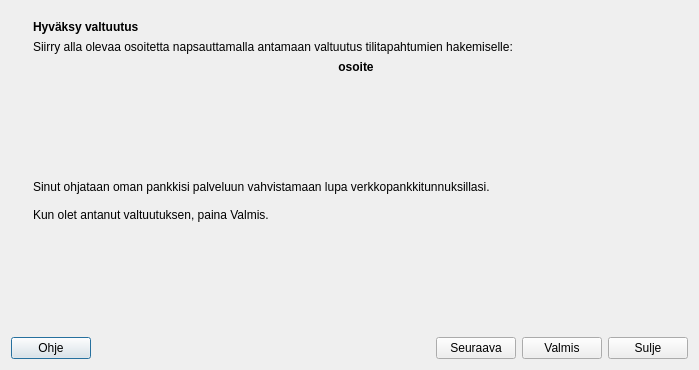
Qt form kitsas/maaritys/tilitieto/uusiyhteys.ui (artoh/kitupiikki) before a commit.
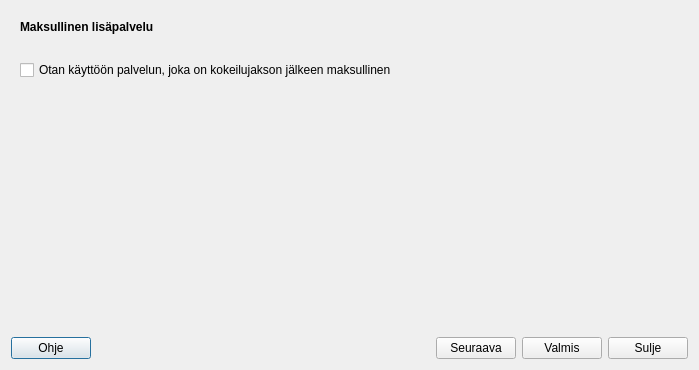
The same form after that commit. Icons and pictures are not drawn.

What changed in the file:
```diff
--- a/kitsas/maaritys/tilitieto/uusiyhteys.ui
+++ b/kitsas/maaritys/tilitieto/uusiyhteys.ui
@@ -17,7 +17,7 @@
    <item>
     <widget class="QStackedWidget" name="stackedWidget">
      <property name="currentIndex">
-      <number>1</number>
+      <number>2</number>
      </property>
      <widget class="QWidget" name="page_3">
       <layout class="QVBoxLayout" name="verticalLayout_2">
@@ -152,6 +152,52 @@
        </item>
       </layout>
      </widget>
+     <widget class="QWidget" name="page">
+      <layout class="QVBoxLayout" name="verticalLayout_5">
+       <item>
+        <widget class="QLabel" name="label_5">
+         <property name="font">
+          <font>
+           <bold>true</bold>
+          </font>
+         </property>
+         <property name="text">
+          <string>Maksullinen lisäpalvelu</string>
+         </property>
+        </widget>
+       </item>
+       <item>
+        <widget class="QLabel" name="infoLabel">
+         <property name="text">
+          <string/>
+         </property>
+         <property name="wordWrap">
+          <bool>true</bool>
+         </property>
+        </widget>
+       </item>
+       <item>
+        <widget class="QCheckBox" name="hyvaksyBox">
+         <property name="text">
+          <string>Otan käyttöön palvelun, joka on kokeilujakson jälkeen maksullinen</string>
+         </property>
+        </widget>
+       </item>
+       <item>
+        <spacer name="verticalSpacer_3">
+         <property name="orientation">
+          <enum>Qt::Vertical</enum>
+         </property>
+         <property name="sizeHint" stdset="0">
+          <size>
+           <width>20</width>
+           <height>121</height>
+          </size>
+         </property>
+        </spacer>
+       </item>
+      </layout>
+     </widget>
     </widget>
    </item>
    <item>
```
Left out of the diff: 19 changed lines with no effect on the pictures.
